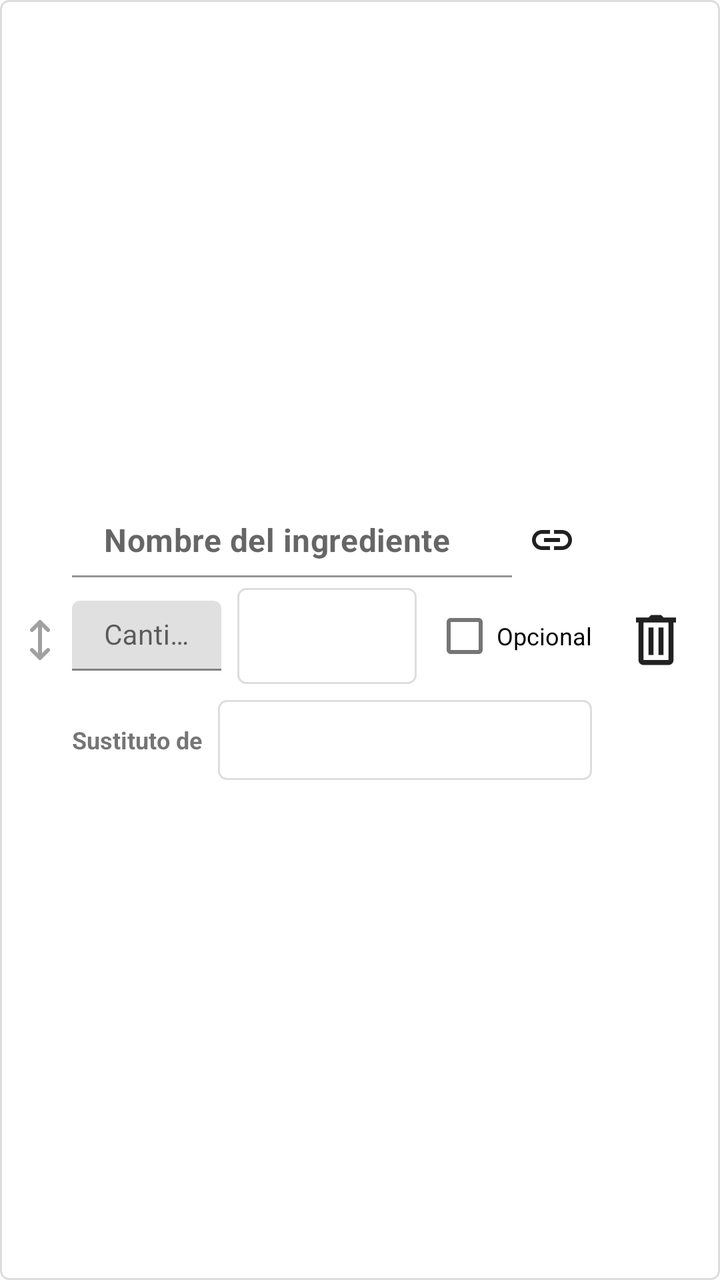
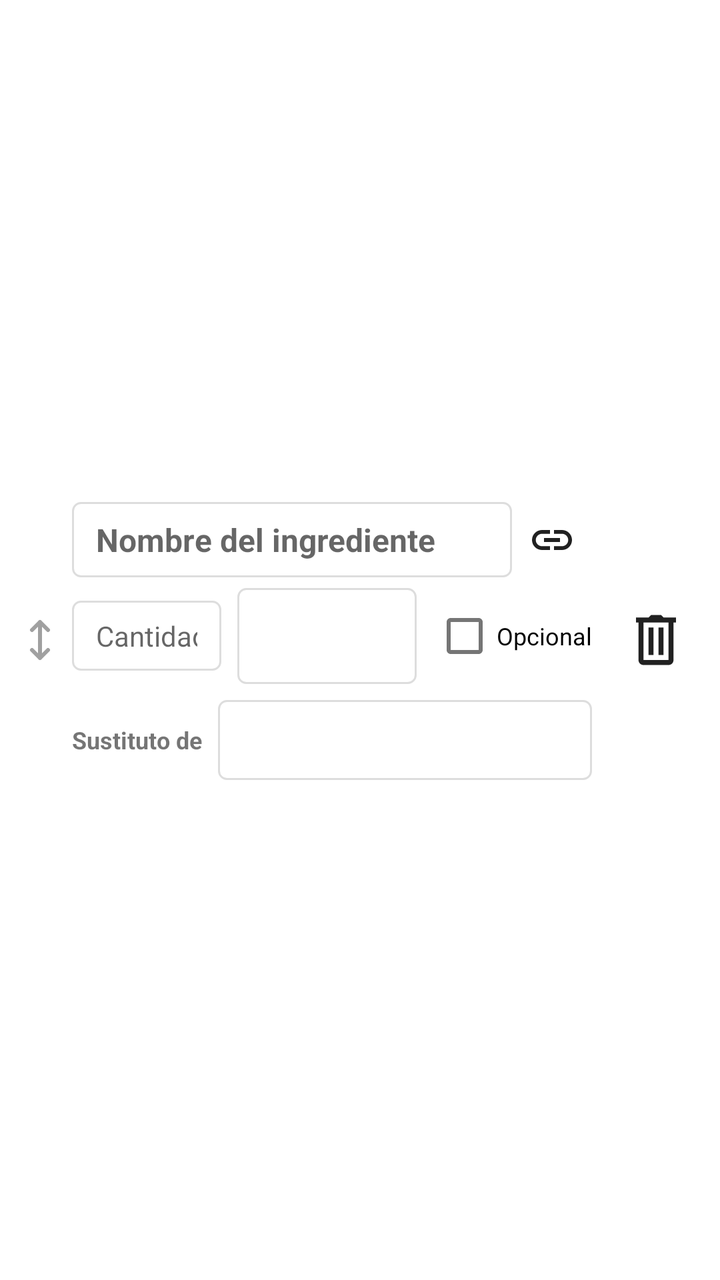

Screens rendered from an Android XML layout before and after an edit, with the pre-edit source and the edit as a unified diff.
<!-- AndroidManifest.xml: application theme Theme.RecetApp -->
<!-- res/layout/item_ingrediente_inner.xml -->
<LinearLayout xmlns:android="http://schemas.android.com/apk/res/android"
    xmlns:app="http://schemas.android.com/apk/res-auto"
    xmlns:tools="http://schemas.android.com/tools"
    android:layout_width="match_parent"
    android:layout_height="wrap_content"
    android:layout_marginVertical="4dp"
    android:background="@drawable/field_background"
    android:elevation="1dp"
    android:gravity="center_vertical"
    android:orientation="horizontal"
    android:padding="8dp">

    
    <ImageView
        android:id="@+id/imgDragHandle"
        android:layout_width="24dp"
        android:layout_height="24dp"
        android:layout_marginEnd="4dp"
        android:contentDescription="@string/reordenar"
        android:src="@drawable/ic_baseline_drag_indicator_24"
        app:tint="@color/colorGrisTextoFondo" />

    <LinearLayout
        android:layout_width="0dp"
        android:layout_height="wrap_content"
        android:layout_weight="1"
        android:orientation="vertical">

        
        <LinearLayout
            android:layout_width="match_parent"
            android:layout_height="wrap_content"
            android:gravity="center_vertical"
            android:orientation="horizontal">

            <com.google.android.material.textfield.TextInputLayout
                android:layout_width="0dp"
                android:layout_height="wrap_content"
                android:layout_weight="1"
                app:hintEnabled="false">

                <com.google.android.material.textfield.TextInputEditText
                    android:id="@+id/editTextNombreIngrediente"
                    android:layout_width="match_parent"
                    android:layout_height="wrap_content"
                    android:background="@android:color/transparent"
                    android:hint="@string/nombre_del_ingrediente"
                    android:inputType="text"
                    android:paddingVertical="8dp"
                    android:textSize="16sp"
                    android:textStyle="bold"
                    tools:ignore="Autofill" />
            </com.google.android.material.textfield.TextInputLayout>

            <ImageButton
                android:id="@+id/btnLinkReceta"
                android:layout_width="40dp"
                android:layout_height="40dp"
                android:background="?attr/selectableItemBackgroundBorderless"
                android:contentDescription="@string/vincular_receta"
                android:src="@drawable/ic_baseline_link_24"
                app:tint="@color/colorIcono" />
        </LinearLayout>

        
        <LinearLayout
            android:layout_width="match_parent"
            android:layout_height="wrap_content"
            android:layout_marginTop="4dp"
            android:gravity="center_vertical"
            android:orientation="horizontal"
            android:baselineAligned="false">

            <com.google.android.material.textfield.TextInputLayout
                android:layout_width="0dp"
                android:layout_height="wrap_content"
                android:layout_weight="1"
                android:hint="@string/cantidad">

                <com.google.android.material.textfield.TextInputEditText
                    android:id="@+id/editTextCantidad"
                    android:layout_width="match_parent"
                    android:layout_height="wrap_content"
                    android:inputType="text"
                    android:paddingVertical="8dp"
                    android:textSize="14sp"
                    tools:ignore="Autofill" />
            </com.google.android.material.textfield.TextInputLayout>

            <Spinner
                android:id="@+id/spinner_quantity_unit"
                android:layout_width="0dp"
                android:layout_height="48dp"
                android:layout_marginStart="8dp"
                android:layout_weight="1.2"
                android:background="@drawable/field_background" />

            <CheckBox
                android:id="@+id/checkboxOpcional"
                android:layout_width="wrap_content"
                android:layout_height="wrap_content"
                android:layout_marginStart="8dp"
                android:text="@string/opcional"
                android:textSize="12sp" />
        </LinearLayout>

        
        <LinearLayout
            android:layout_width="match_parent"
            android:layout_height="wrap_content"
            android:layout_marginTop="8dp"
            android:gravity="center_vertical"
            android:orientation="horizontal"
            android:baselineAligned="false">

            <TextView
                android:layout_width="wrap_content"
                android:layout_height="wrap_content"
                android:text="@string/sustituto_de"
                android:textSize="12sp"
                android:textStyle="bold" />

            <Spinner
                android:id="@+id/spinnerSustitutoDe"
                android:layout_width="0dp"
                android:layout_height="40dp"
                android:layout_marginStart="8dp"
                android:layout_weight="1"
                android:background="@drawable/field_background" />

            <LinearLayout
                android:id="@+id/layoutPuntuacionIngredienteItem"
                android:layout_width="wrap_content"
                android:layout_height="wrap_content"
                android:layout_marginStart="8dp"
                android:gravity="center_vertical"
                android:orientation="horizontal"
                android:visibility="gone"
                tools:visibility="visible">

                <com.google.android.material.textfield.TextInputLayout
                    android:layout_width="60dp"
                    android:layout_height="wrap_content"
                    android:hint="@string/score_label">

                    <com.google.android.material.textfield.TextInputEditText
                        android:id="@+id/editTextPuntuacionIngredienteItem"
                        android:layout_width="match_parent"
                        android:layout_height="wrap_content"
                        android:gravity="center"
                        android:inputType="number"
                        android:paddingVertical="8dp"
                        android:textSize="12sp"
                        tools:ignore="Autofill" />
                </com.google.android.material.textfield.TextInputLayout>
            </LinearLayout>
        </LinearLayout>
    </LinearLayout>

    <ImageButton
        android:id="@+id/btnEliminarIngrediente"
        android:layout_width="48dp"
        android:layout_height="48dp"
        android:layout_marginStart="8dp"
        android:background="?attr/selectableItemBackgroundBorderless"
        android:contentDescription="@string/eliminar"
        android:src="@drawable/ic_baseline_delete_24"
        app:tint="@color/colorIcono" />
</LinearLayout>
<!-- resources referenced by this layout -->
<resources>
  <color name="colorGrisTextoFondo">#A0A0A0</color>
  <color name="colorIcono">#212121</color>
  <!-- drawable field_background (drawable) -->
  <?xml version="1.0" encoding="utf-8"?>
  <shape xmlns:android="http://schemas.android.com/apk/res/android">
      <solid android:color="?attr/colorSurfaceVariant"/>
      <corners android:radius="4dp"/>
      <stroke android:width="1dp" android:color="@color/dividerColor"/>
  </shape>
  <!-- drawable ic_baseline_delete_24 (drawable) -->
  <vector xmlns:android="http://schemas.android.com/apk/res/android"
      android:width="30dp"
      android:height="30dp"
      android:viewportWidth="24.0"
      android:viewportHeight="24.0">
  
      <path
          android:fillColor="@color/colorIcono"
          android:pathData="M 10 2 L 9 3 L 4 3 L 4 5 L 5 5 L 5 20 C 5 20.522222 5.1913289 21.05461 5.5683594 21.431641 C 5.9453899 21.808671 6.4777778 22 7 22 L 17 22 C 17.522222 22 18.05461 21.808671 18.431641 21.431641 C 18.808671 21.05461 19 20.522222 19 20 L 19 5 L 20 5 L 20 3 L 15 3 L 14 2 L 10 2 z M 7 5 L 17 5 L 17 20 L 7 20 L 7 5 z M 9 7 L 9 18 L 11 18 L 11 7 L 9 7 z M 13 7 L 13 18 L 15 18 L 15 7 L 13 7 z" />
  
  </vector>
  <!-- drawable ic_baseline_drag_indicator_24 (drawable) -->
  <vector android:height="24dp" android:viewportHeight="24"
      android:viewportWidth="24" android:width="24dp" xmlns:android="http://schemas.android.com/apk/res/android">
      <path android:fillColor="#00000000"
          android:pathData="M12,3V21M12,3L16,7M12,3L8,7M12,21L8,17M12,21L16,17"
          android:strokeColor="#FFFFFF" android:strokeLineCap="round"
          android:strokeLineJoin="round" android:strokeWidth="2"/>
  </vector>
  <!-- drawable ic_baseline_link_24 (drawable) -->
  <vector xmlns:android="http://schemas.android.com/apk/res/android"
      android:width="24dp"
      android:height="24dp"
      android:viewportWidth="24"
      android:viewportHeight="24"
      android:tint="?attr/colorControlNormal">
    <path
        android:fillColor="@android:color/white"
        android:pathData="M3.9,12c0,-1.71 1.39,-3.1 3.1,-3.1h4L11,7L7,7c-2.76,0 -5,2.24 -5,5s2.24,5 5,5h4v-1.9L7,15.1c-1.71,0 -3.1,-1.39 -3.1,-3.1zM8,13h8v-2L8,11v2zM17,7h-4v1.9h4c1.71,0 3.1,1.39 3.1,3.1s-1.39,3.1 -3.1,3.1h-4L13,17h4c2.76,0 5,-2.24 5,-5s-2.24,-5 -5,-5z"/>
  </vector>
  <string name="cantidad">Cantidad</string>
  <string name="eliminar">Eliminar</string>
  <string name="nombre_del_ingrediente">Nombre del ingrediente</string>
  <string name="opcional">Opcional</string>
  <string name="reordenar">Reordenar</string>
  <string name="score_label">Puntuación</string>
  <string name="sustituto_de">Sustituto de</string>
  <string name="vincular_receta">Vincular receta</string>
  <style name="Theme.RecetApp" parent="Theme.MaterialComponents.DayNight.DarkActionBar">
          
          <item name="colorPrimary">#FF5722</item>
          <item name="colorPrimaryVariant">#E64A19</item>
          <item name="colorOnPrimary">#FFFFFF</item>
          
          <item name="colorSecondary">#4CAF50</item>
          <item name="colorSecondaryVariant">#388E3C</item>
          <item name="colorOnSecondary">#000000</item>
          
          <item name="android:statusBarColor">?attr/colorPrimaryVariant</item>
          
      </style>
  <color name="dividerColor">#DDDDDD</color>
</resources>

<!-- the commit's change to res/layout/item_ingrediente_inner.xml (unified diff, before → after) -->
@@ -4,8 +4,6 @@
     android:layout_width="match_parent"
     android:layout_height="wrap_content"
     android:layout_marginVertical="4dp"
-    android:background="@drawable/field_background"
-    android:elevation="1dp"
     android:gravity="center_vertical"
     android:orientation="horizontal"
     android:padding="8dp">
@@ -33,24 +31,19 @@
             android:gravity="center_vertical"
             android:orientation="horizontal">
 
-            <com.google.android.material.textfield.TextInputLayout
+            <com.google.android.material.textfield.TextInputEditText
+                android:id="@+id/editTextNombreIngrediente"
                 android:layout_width="0dp"
                 android:layout_height="wrap_content"
                 android:layout_weight="1"
-                app:hintEnabled="false">
-
-                <com.google.android.material.textfield.TextInputEditText
-                    android:id="@+id/editTextNombreIngrediente"
-                    android:layout_width="match_parent"
-                    android:layout_height="wrap_content"
-                    android:background="@android:color/transparent"
-                    android:hint="@string/nombre_del_ingrediente"
-                    android:inputType="text"
-                    android:paddingVertical="8dp"
-                    android:textSize="16sp"
-                    android:textStyle="bold"
-                    tools:ignore="Autofill" />
-            </com.google.android.material.textfield.TextInputLayout>
+                android:background="@drawable/field_background"
+                android:hint="@string/nombre_del_ingrediente"
+                android:inputType="text"
+                android:paddingHorizontal="12dp"
+                android:paddingVertical="8dp"
+                android:textSize="16sp"
+                android:textStyle="bold"
+                tools:ignore="Autofill" />
 
             <ImageButton
                 android:id="@+id/btnLinkReceta"
@@ -71,21 +64,18 @@
             android:orientation="horizontal"
             android:baselineAligned="false">
 
-            <com.google.android.material.textfield.TextInputLayout
+            <com.google.android.material.textfield.TextInputEditText
+                android:id="@+id/editTextCantidad"
                 android:layout_width="0dp"
                 android:layout_height="wrap_content"
                 android:layout_weight="1"
-                android:hint="@string/cantidad">
-
-                <com.google.android.material.textfield.TextInputEditText
-                    android:id="@+id/editTextCantidad"
-                    android:layout_width="match_parent"
-                    android:layout_height="wrap_content"
-                    android:inputType="text"
-                    android:paddingVertical="8dp"
-                    android:textSize="14sp"
-                    tools:ignore="Autofill" />
-            </com.google.android.material.textfield.TextInputLayout>
+                android:background="@drawable/field_background"
+                android:hint="@string/cantidad"
+                android:inputType="text"
+                android:paddingHorizontal="12dp"
+                android:paddingVertical="8dp"
+                android:textSize="14sp"
+                tools:ignore="Autofill" />
 
             <Spinner
                 android:id="@+id/spinner_quantity_unit"
@@ -138,21 +128,17 @@
                 android:visibility="gone"
                 tools:visibility="visible">
 
-                <com.google.android.material.textfield.TextInputLayout
+                <com.google.android.material.textfield.TextInputEditText
+                    android:id="@+id/editTextPuntuacionIngredienteItem"
                     android:layout_width="60dp"
                     android:layout_height="wrap_content"
-                    android:hint="@string/score_label">
-
-                    <com.google.android.material.textfield.TextInputEditText
-                        android:id="@+id/editTextPuntuacionIngredienteItem"
-                        android:layout_width="match_parent"
-                        android:layout_height="wrap_content"
-                        android:gravity="center"
-                        android:inputType="number"
-                        android:paddingVertical="8dp"
-                        android:textSize="12sp"
-                        tools:ignore="Autofill" />
-                </com.google.android.material.textfield.TextInputLayout>
+                    android:background="@drawable/field_background"
+                    android:gravity="center"
+                    android:hint="@string/score_label"
+                    android:inputType="number"
+                    android:paddingVertical="8dp"
+                    android:textSize="12sp"
+                    tools:ignore="Autofill" />
             </LinearLayout>
         </LinearLayout>
     </LinearLayout>
